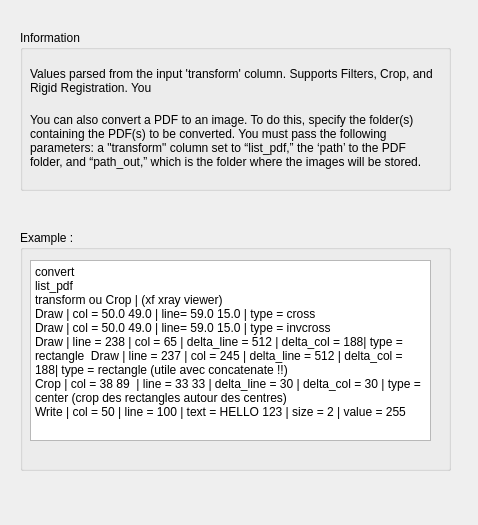
This is orangecontrib/IMG4IT/widgets/designer/ow_image_apply_transform.ui in TigerODM/TigerODM as Qt 5 draws it before an edit. The edited form follows.
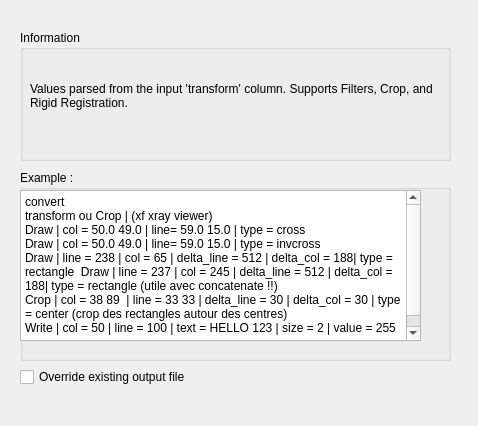
This is the edited form.

```diff
--- a/orangecontrib/IMG4IT/widgets/designer/ow_image_apply_transform.ui
+++ b/orangecontrib/IMG4IT/widgets/designer/ow_image_apply_transform.ui
@@ -7,7 +7,7 @@
     <x>0</x>
     <y>0</y>
     <width>478</width>
-    <height>525</height>
+    <height>426</height>
    </rect>
   </property>
   <property name="windowTitle">
@@ -19,7 +19,7 @@
      <x>20</x>
      <y>30</y>
      <width>431</width>
-     <height>161</height>
+     <height>131</height>
     </rect>
    </property>
    <property name="title">
@@ -31,27 +31,11 @@
       <x>10</x>
       <y>30</y>
       <width>411</width>
-      <height>41</height>
+      <height>71</height>
      </rect>
     </property>
     <property name="text">
-     <string>Values parsed from the input 'transform' column. Supports Filters, Crop, and Rigid Registration. You </string>
-    </property>
-    <property name="wordWrap">
-     <bool>true</bool>
-    </property>
-   </widget>
-   <widget class="QLabel" name="Description_info_2">
-    <property name="geometry">
-     <rect>
-      <x>10</x>
-      <y>70</y>
-      <width>411</width>
-      <height>81</height>
-     </rect>
-    </property>
-    <property name="text">
-     <string>You can also convert a PDF to an image. To do this, specify the folder(s) containing the PDF(s) to be converted. You must pass the following parameters: a &quot;transform&quot; column set to “list_pdf,” the ‘path’ to the PDF folder, and “path_out,” which is the folder where the images will be stored. </string>
+     <string>Values parsed from the input 'transform' column. Supports Filters, Crop, and Rigid Registration.</string>
     </property>
     <property name="wordWrap">
      <bool>true</bool>
@@ -62,9 +46,9 @@
    <property name="geometry">
     <rect>
      <x>20</x>
-     <y>230</y>
+     <y>170</y>
      <width>431</width>
-     <height>241</height>
+     <height>191</height>
     </rect>
    </property>
    <property name="title">
@@ -73,15 +57,14 @@
    <widget class="QPlainTextEdit" name="plainTextEdit">
     <property name="geometry">
      <rect>
-      <x>10</x>
-      <y>30</y>
+      <x>0</x>
+      <y>20</y>
       <width>401</width>
-      <height>181</height>
+      <height>151</height>
      </rect>
     </property>
     <property name="plainText">
      <string>convert
-list_pdf
 transform ou Crop | (xf xray viewer)
 Draw | col = 50.0 49.0 | line= 59.0 15.0 | type = cross
 Draw | col = 50.0 49.0 | line= 59.0 15.0 | type = invcross
@@ -92,6 +75,19 @@
     </property>
    </widget>
   </widget>
+  <widget class="QCheckBox" name="checkBox_overwrite">
+   <property name="geometry">
+    <rect>
+     <x>20</x>
+     <y>366</y>
+     <width>331</width>
+     <height>22</height>
+    </rect>
+   </property>
+   <property name="text">
+    <string>Override existing output file</string>
+   </property>
+  </widget>
   <zorder>groupBox_4</zorder>
   <zorder>groupBox_3</zorder>
  </widget>
```
Left out of the diff: 1 changed line with no effect on the pictures.
